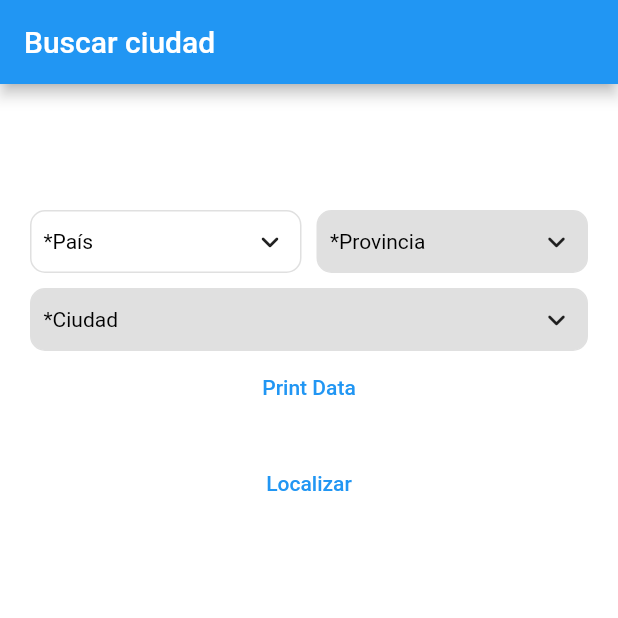
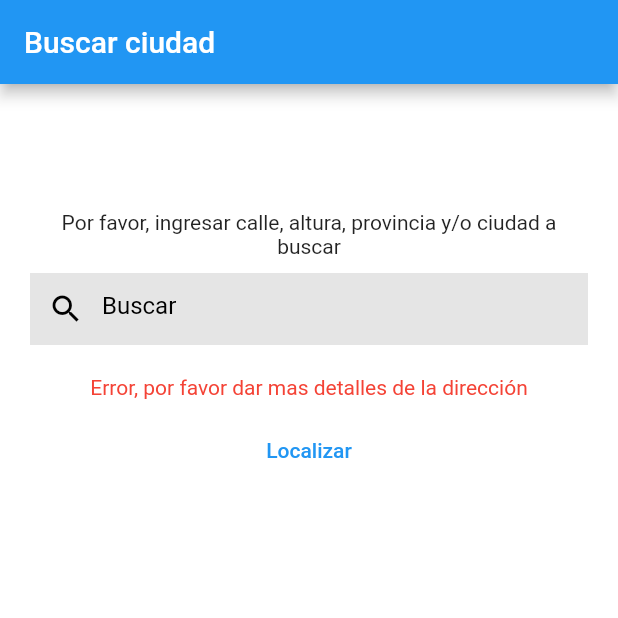
Before and after one commit to RMMFindHolding/LabMaps, a Flutter app: the screen it shows after launch, after a tap on "Localizar", on a phone screen of 412 x 824 dp, the top half of it. Run offline on Flutter 3.47's test engine with Material 2 defaults, Android fonts, the phone set to English and light mode, and no system bars; drawn by our look-alikes of csc_picker; our stand-ins replace geocoding, google_maps_flutter, location.

Commit message:
cambie options screen

```diff
--- a/lib/providers/location_provider.dart
+++ b/lib/providers/location_provider.dart
@@ -1,4 +1,5 @@
 import 'package:flutter/material.dart';
+import 'package:google_maps_flutter/google_maps_flutter.dart';
 import 'package:location/location.dart';
 
 class LocationProvider extends ChangeNotifier {
@@ -7,6 +8,8 @@ class LocationProvider extends ChangeNotifier {
   late bool serviceEnabled;
   late PermissionStatus permissionGranted;
   late LocationData locationData;
+
+  LatLng? location;
 
   Future enableService() async {
     serviceEnabled = await _location.serviceEnabled();
@@ -30,5 +33,7 @@ class LocationProvider extends ChangeNotifier {
 
   Future getActualLocation() async {
     locationData = await _location.getLocation();
+    location = LatLng(locationData.latitude!, locationData.longitude!);
+    notifyListeners();
   }
 }
--- a/lib/screens/options_screen.dart
+++ b/lib/screens/options_screen.dart
@@ -1,5 +1,4 @@
 import 'package:flutter/material.dart';
-import 'package:csc_picker/csc_picker.dart';
 import 'package:geocoding/geocoding.dart';
 import 'package:google_maps_flutter/google_maps_flutter.dart';
 import 'package:mutual_project/providers/location_provider.dart';
@@ -13,14 +12,14 @@ class OptionsScreen extends StatefulWidget {
 }
 
 class _OptionsScreenState extends State<OptionsScreen> {
-  String countryValue = "";
-  String? stateValue = "";
-  String? cityValue = "";
   String address = "";
+  bool isError = false;
 
   @override
   Widget build(BuildContext context) {
     // GlobalKey<CSCPickerState> _cscPickerKey = GlobalKey();
+
+    TextEditingController _controller = TextEditingController();
 
     return Scaffold(
       appBar: AppBar(
@@ -32,115 +31,42 @@ class _OptionsScreenState extends State<OptionsScreen> {
             height: 600,
             child: Column(
               children: [
-                ///Adding CSC Picker Widget in app
-                CSCPicker(
-                  ///Enable disable state dropdown [OPTIONAL PARAMETER]
-                  showStates: true,
-
-                  /// Enable disable city drop down [OPTIONAL PARAMETER]
-                  showCities: true,
-
-                  ///Enable (get flag with country name) / Disable (Disable flag) / ShowInDropdownOnly (display flag in dropdown only) [OPTIONAL PARAMETER]
-                  flagState: CountryFlag.ENABLE,
-
-                  ///Dropdown box decoration to style your dropdown selector [OPTIONAL PARAMETER] (USE with disabledDropdownDecoration)
-                  dropdownDecoration: BoxDecoration(
-                      borderRadius: const BorderRadius.all(Radius.circular(10)),
-                      color: Colors.white,
-                      border:
-                          Border.all(color: Colors.grey.shade300, width: 1)),
-
-                  ///Disabled Dropdown box decoration to style your dropdown selector [OPTIONAL PARAMETER]  (USE with disabled dropdownDecoration)
-                  disabledDropdownDecoration: BoxDecoration(
-                      borderRadius: const BorderRadius.all(Radius.circular(10)),
-                      color: Colors.grey.shade300,
-                      border:
-                          Border.all(color: Colors.grey.shade300, width: 1)),
-
-                  ///placeholders for dropdown search field
-                  countrySearchPlaceholder: "País",
-                  stateSearchPlaceholder: "Provincia",
-                  citySearchPlaceholder: "Ciudad",
-
-                  ///labels for dropdown
-                  countryDropdownLabel: "*País",
-                  stateDropdownLabel: "*Provincia",
-                  cityDropdownLabel: "*Ciudad",
-
-                  ///Default Country
-                  //defaultCountry: DefaultCountry.India,
-
-                  ///Disable country dropdown (Note: use it with default country)
-                  //disableCountry: true,
-
-                  ///selected item style [OPTIONAL PARAMETER]
-                  selectedItemStyle: const TextStyle(
-                    color: Colors.black,
-                    fontSize: 14,
+                const Text('Por favor, ingresar calle, altura, provincia y/o ciudad a buscar', textAlign: TextAlign.center),
+                Container(
+                  margin: const EdgeInsets.symmetric(vertical: 10),
+                  color: Colors.black.withOpacity(0.1),
+                  child: TextFormField(
+                    controller: _controller,
+                    onChanged: (value) => address = value,
+                    decoration: const InputDecoration(
+                      border: InputBorder.none,
+                      hintText: 'Buscar',
+                      hintStyle: TextStyle(color: Colors.black),
+                      prefixIcon: Icon(Icons.search, color: Colors.black),
+                    )
                   ),
-
-                  ///DropdownDialog Heading style [OPTIONAL PARAMETER]
-                  dropdownHeadingStyle: const TextStyle(
-                      color: Colors.black,
-                      fontSize: 17,
-                      fontWeight: FontWeight.bold),
-
-                  ///DropdownDialog Item style [OPTIONAL PARAMETER]
-                  dropdownItemStyle: const TextStyle(
-                    color: Colors.black,
-                    fontSize: 14,
                 ),
-
-                  ///Dialog box radius [OPTIONAL PARAMETER]
-                  dropdownDialogRadius: 10.0,
-
-                  ///Search bar radius [OPTIONAL PARAMETER]
-                  searchBarRadius: 10.0,
-
-                  ///triggers once country selected in dropdown
-                  onCountryChanged: (value) {
-                    setState(() {
-                      ///store value in country variable
-                      countryValue = value;
-                    });
-                  },
-
-                  ///triggers once state selected in dropdown
-                  onStateChanged: (value) {
-                    setState(() {
-                      ///store value in state variable
-                      stateValue = value;
-                    });
-                  },
-
-                  ///triggers once city selected in dropdown
-                  onCityChanged: (value) {
-                    setState(() {
-                      ///store value in city variable
-                      cityValue = value;
-                    });
-                  },
+                if(isError)
+                  Container(
+                    margin: const EdgeInsets.symmetric(vertical: 10),
+                    child: const Text('Error, por favor dar mas detalles de la dirección', style: TextStyle(color: Colors.red)),
                   ),
-
-                ///print newly selected country state and city in Text Widget
-                TextButton(
-                    onPressed: () {
-                      setState(() {
-                        if (cityValue != null) {
-                          address = "$countryValue, $stateValue, $cityValue";
-                        } else {
-                          address = "$countryValue, $stateValue";
-                        }
-                      });
-                    },
-                    child: const Text("Print Data")),
-                Text(address),
                 TextButton(
                     onPressed: () async {
                       final argumento = await calcularLatLng(address);
-                      await initLocation(context);
+                      if(argumento != null) {
+                        _controller.clear();
+                        // await initLocation(context);
                         Navigator.pushNamed(context, 'home',
                           arguments: argumento);
+                      } else {
+                        setState(() {
+                          isError = true;
+                        });
+                        Future.delayed(const Duration(seconds: 4), (){
+                          setState(() => isError = false);
+                        });
+                      }
                     },
                     child: const Text('Localizar')),
               ],
@@ -150,23 +76,28 @@ class _OptionsScreenState extends State<OptionsScreen> {
   }
 }
 
-Future<LatLng> calcularLatLng(String ciudad) async {
+Future<LatLng?> calcularLatLng(String ciudad) async {
   double? lat;
   double? lng;
 
+  try {
     List<Location> locations = await locationFromAddress(ciudad);
     lat = locations[0].latitude;
     lng = locations[0].longitude;
 
     return LatLng(lat, lng);
+  } catch (e) {
+    return null;
+  }
+
 }
 
 Future<void> initLocation(context) async {
   final locationProvider =
       Provider.of<LocationProvider>(context, listen: false);
 
-  await locationProvider.enableService();
-  await locationProvider.askPermission();
+  // await locationProvider.enableService();
+  // await locationProvider.askPermission();
   await locationProvider.getActualLocation();
 
   return;
```
Also changed, not shown: 6 other files. Lines whose indentation alone changed are shown as unchanged.
